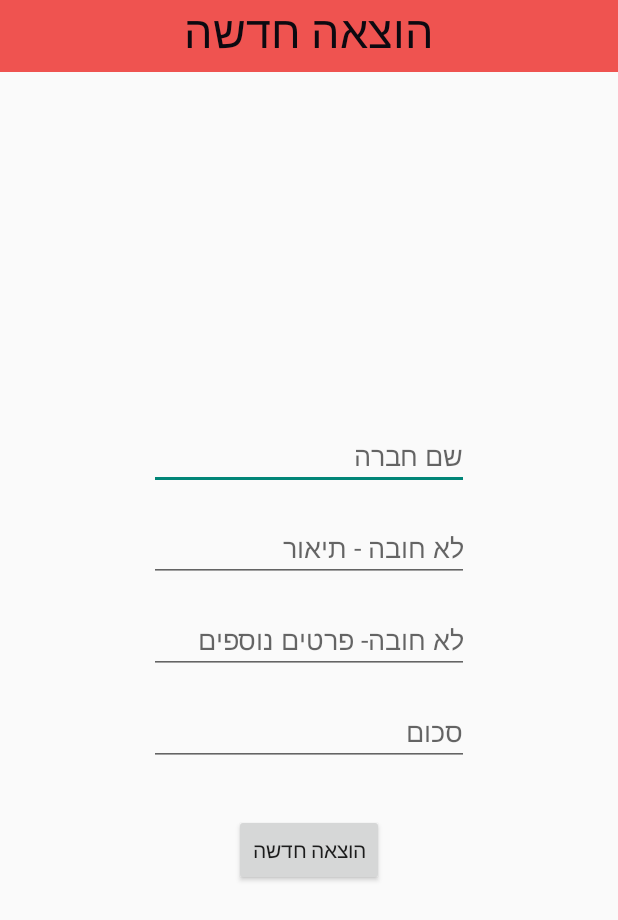
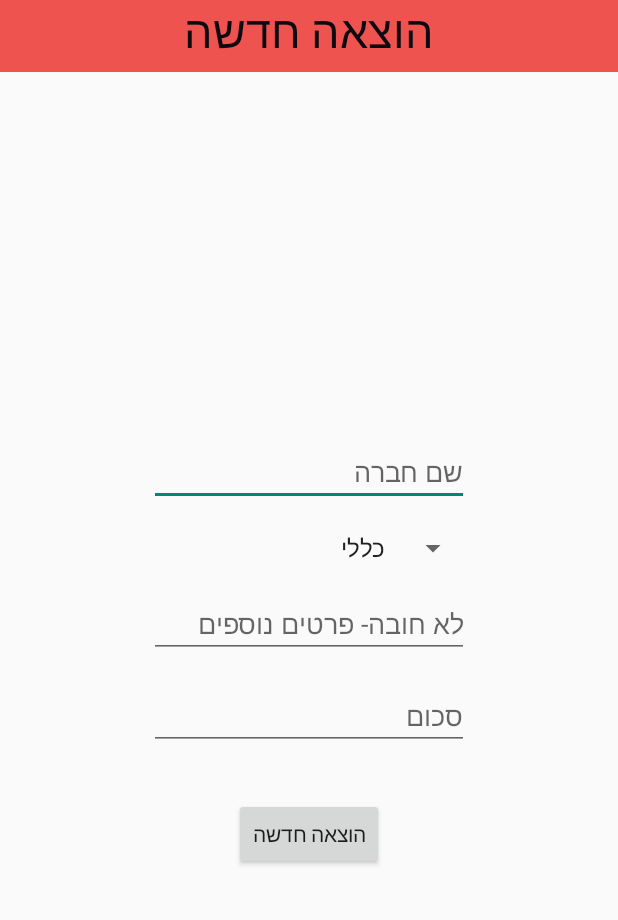
Before and after one commit to D8ug/tammys_kitchen, an Android app: the NewExpenseActivity screen opened directly, with no data from a screen before it, on a phone screen of 412 x 824 dp. Shown: the top 920 px of the screen. Run offline under Robolectric (Android 15) with nearby library versions, the phone set to English and light mode, and no system bars; our stand-ins replace Firebase (no records; nobody signed in at launch, a user with empty details on screens opened directly).

Commit message:
Version 0.1.6.2  - changed the description in the new expenses to a spinner  - added a nice progress bar to the new expenses activity

```diff
--- a/app/src/main/java/com/schoolproject/tammyskitchen/MenuActivity.kt
+++ b/app/src/main/java/com/schoolproject/tammyskitchen/MenuActivity.kt
@@ -52,6 +52,7 @@ class MenuActivity : AppCompatActivity() {
                 Toast.makeText(this@MenuActivity, "An issue has occurred when connecting to the database, please check your internet and try again.", Toast.LENGTH_LONG).show()
                 Log.e("Error", "DatabaseError", error.toException())
                 finish()
+
             }
 
 
--- a/app/src/main/java/com/schoolproject/tammyskitchen/NewExpenseActivity.kt
+++ b/app/src/main/java/com/schoolproject/tammyskitchen/NewExpenseActivity.kt
@@ -2,9 +2,11 @@ package com.schoolproject.tammyskitchen
 
 import androidx.appcompat.app.AppCompatActivity
 import android.os.Bundle
+import android.widget.ProgressBar
 import android.widget.Toast
 import com.google.firebase.database.DatabaseReference
 import com.google.firebase.database.FirebaseDatabase
+import kotlinx.android.synthetic.main.activity_add_new_menu_items.*
 import kotlinx.android.synthetic.main.activity_new_expense.*
 
 class NewExpenseActivity : AppCompatActivity() {
@@ -28,15 +30,24 @@ class NewExpenseActivity : AppCompatActivity() {
                 return@setOnClickListener
             }
             val UID = createUID()
+            val description = expenseDescriptionSpinner.selectedItem.toString()
             val newExpense : IncomeItem = IncomeItem(expenseAmountEditText.text.toString().toDouble() * -1,
                                                      expenseNameEditText.text.toString(),
-                                                     expenseDescriptionEditText.text.toString(),
+                                                     description,
                                                      UID,
                                                      expenseDetailsEditText.text.toString())
+
+            expenseProgressBar.visibility = ProgressBar.VISIBLE
+
+
             mDatabaseReference.child(UID).setValue(newExpense).addOnSuccessListener {
                 Toast.makeText(this,"Successfully added the new expense!", Toast.LENGTH_SHORT).show()
                 finish()
-            }.addOnCanceledListener { errorToast.show() }
+                expenseProgressBar.visibility = ProgressBar.INVISIBLE
+            }.addOnCanceledListener {
+                errorToast.show()
+                expenseProgressBar.visibility = ProgressBar.INVISIBLE
+            }
         }
 
     }
--- a/app/src/main/res/layout/activity_new_expense.xml
+++ b/app/src/main/res/layout/activity_new_expense.xml
@@ -28,26 +28,28 @@
         android:ems="10"
         android:hint="שם חברה"
         android:inputType="textPersonName"
-        app:layout_constraintBottom_toTopOf="@+id/expenseDescriptionEditText"
+        app:layout_constraintBottom_toTopOf="@+id/expenseDescriptionSpinner"
         app:layout_constraintEnd_toEndOf="parent"
         app:layout_constraintHorizontal_bias="0.5"
         app:layout_constraintStart_toStartOf="parent"
         app:layout_constraintTop_toBottomOf="@+id/expenseTitleTextView"
         app:layout_constraintVertical_chainStyle="packed" />
 
-    <EditText
-        android:id="@+id/expenseDescriptionEditText"
-        android:layout_width="wrap_content"
+    <Spinner
+        android:id="@+id/expenseDescriptionSpinner"
+        android:layout_width="0dp"
         android:layout_height="wrap_content"
         android:layout_marginTop="16dp"
+        android:contextClickable="false"
         android:ems="10"
+        android:entries="@array/expenses_titles"
         android:hint="לא חובה - תיאור"
         android:inputType="textPersonName"
         android:textDirection="rtl"
         app:layout_constraintBottom_toTopOf="@+id/expenseDetailsEditText"
-        app:layout_constraintEnd_toEndOf="parent"
+        app:layout_constraintEnd_toEndOf="@+id/expenseNameEditText"
         app:layout_constraintHorizontal_bias="0.5"
-        app:layout_constraintStart_toStartOf="parent"
+        app:layout_constraintStart_toStartOf="@+id/expenseNameEditText"
         app:layout_constraintTop_toBottomOf="@+id/expenseNameEditText" />
 
     <EditText
@@ -89,5 +91,17 @@
         app:layout_constraintEnd_toEndOf="parent"
         app:layout_constraintHorizontal_bias="0.5"
         app:layout_constraintStart_toStartOf="parent"
-        app:layout_constraintTop_toBottomOf="@+id/expenseDescriptionEditText" />
+        app:layout_constraintTop_toBottomOf="@+id/expenseDescriptionSpinner" />
+
+    <ProgressBar
+        android:id="@+id/expenseProgressBar"
+        style="?android:attr/progressBarStyle"
+        android:layout_width="wrap_content"
+        android:layout_height="wrap_content"
+        android:visibility="invisible"
+        app:layout_constraintBottom_toBottomOf="parent"
+        app:layout_constraintEnd_toEndOf="parent"
+        app:layout_constraintHorizontal_bias="0.5"
+        app:layout_constraintStart_toStartOf="parent"
+        app:layout_constraintTop_toTopOf="parent" />
 </androidx.constraintlayout.widget.ConstraintLayout>
--- a/app/src/main/res/values/strings.xml
+++ b/app/src/main/res/values/strings.xml
@@ -7,4 +7,12 @@
     <string name="tab_text_1">Tab 1</string>
     <string name="tab_text_2">Tab 2</string>
     <string name="expenses_path">expenses-and-incomes</string>
+    <string-array name="expenses_titles">
+        <item>כללי</item>
+        <item>חומרי גלם</item>
+        <item>ציוד</item>
+        <item>שכר</item>
+        <item>שכירות</item>
+        <item>אחר</item>
+    </string-array>
 </resources>
```
